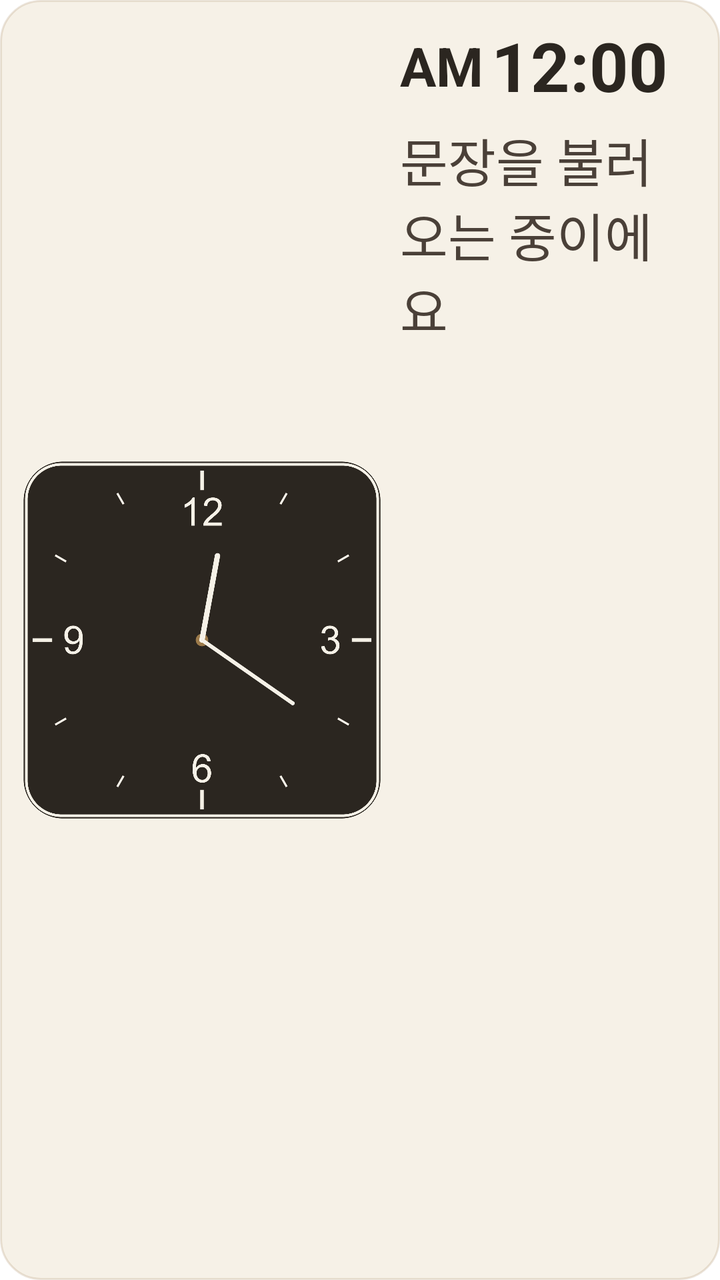
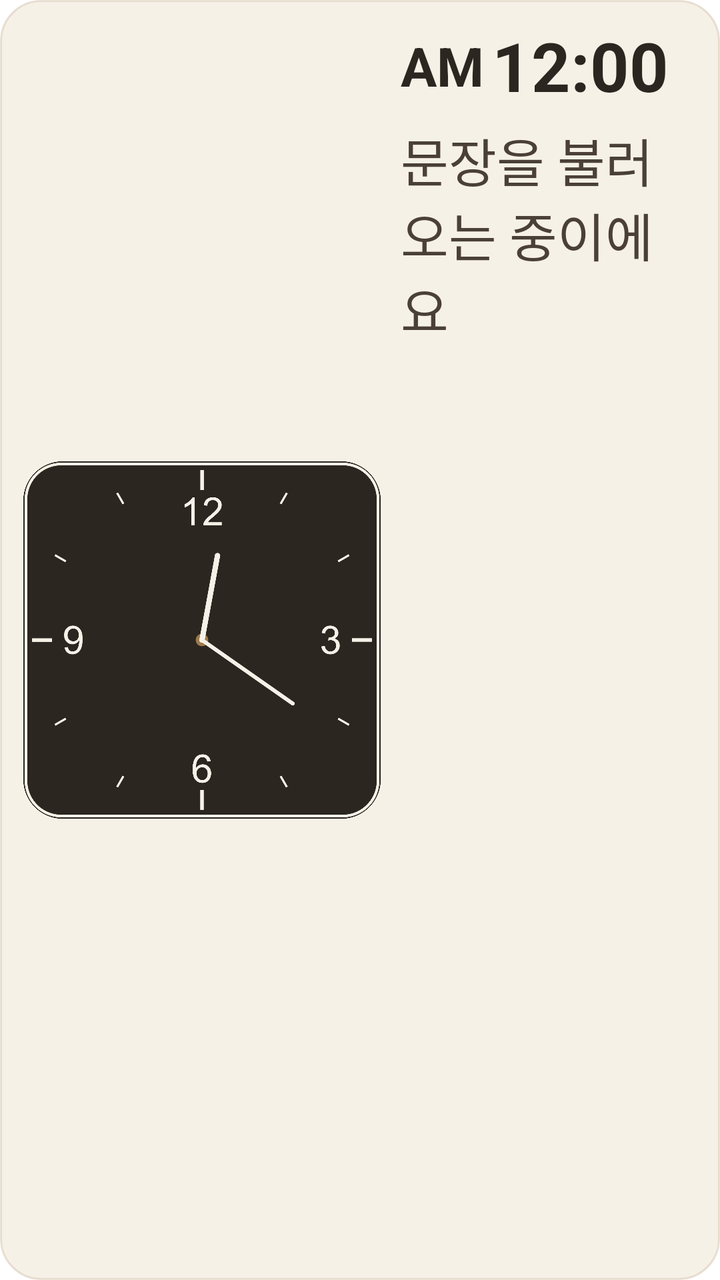

The first picture is an Android layout as it rendered before a commit; the second is the same layout after the commit. The layout source and the unified diff follow.
<!-- AndroidManifest.xml: fallback theme Theme.MaterialComponents.DayNight.NoActionBar -->
<!-- res/layout/widget_medium.xml -->
<?xml version="1.0" encoding="utf-8"?>
<LinearLayout xmlns:android="http://schemas.android.com/apk/res/android"
    android:id="@+id/widget_root"
    android:layout_width="match_parent"
    android:layout_height="match_parent"
    android:orientation="horizontal"
    android:gravity="center_vertical"
    android:background="@drawable/widget_background"
    android:padding="10dp">

    
    <FrameLayout
        android:layout_width="0dp"
        android:layout_height="match_parent"
        android:layout_weight="1">

        <AnalogClock
            android:id="@+id/widget_clock_analog"
            android:layout_width="match_parent"
            android:layout_height="match_parent"
            android:dial="@drawable/widget_clock_dial"
            android:hand_hour="@drawable/widget_clock_hand_hour"
            android:hand_minute="@drawable/widget_clock_hand_minute" />

        <ImageView
            android:id="@+id/widget_clock_hand_alarm"
            android:layout_width="match_parent"
            android:layout_height="match_parent"
            android:src="@drawable/widget_clock_hand_alarm"
            android:visibility="gone"
            android:contentDescription="@null" />

    </FrameLayout>

    <LinearLayout
        android:layout_width="150dp"
        android:layout_height="match_parent"
        android:layout_marginStart="8dp"
        android:orientation="vertical"
        android:gravity="center_vertical">

        
        <LinearLayout
            android:layout_width="wrap_content"
            android:layout_height="wrap_content"
            android:gravity="center_vertical">

            
            <TextView
                android:id="@+id/widget_meridiem"
                android:layout_width="wrap_content"
                android:layout_height="wrap_content"
                android:layout_marginEnd="4dp"
                android:text="AM"
                android:textSize="27sp"
                android:textStyle="bold"
                android:textColor="#2B2620" />

            <TextClock
                android:id="@+id/widget_clock_text"
                android:layout_width="wrap_content"
                android:layout_height="wrap_content"
                android:format12Hour="h:mm"
                android:format24Hour="h:mm"
                android:textSize="34sp"
                android:textStyle="bold"
                android:textColor="#2B2620" />

        </LinearLayout>

        
        <TextView
            android:id="@+id/widget_quote"
            android:layout_width="match_parent"
            android:layout_height="0dp"
            android:layout_weight="1"
            android:layout_marginTop="6dp"
            android:text="문장을 불러오는 중이에요"
            android:textColor="#4A4038"
            android:autoSizeTextType="uniform"
            android:autoSizeMinTextSize="8sp"
            android:autoSizeMaxTextSize="26sp"
            android:autoSizeStepGranularity="1sp" />

    </LinearLayout>

</LinearLayout>
<!-- resources referenced by this layout -->
<resources>
  <!-- drawable widget_background (drawable) -->
  <?xml version="1.0" encoding="utf-8"?>
  <shape xmlns:android="http://schemas.android.com/apk/res/android">
      <solid android:color="#F6F1E7" />
      <stroke android:width="1dp" android:color="#339C7A4A" />
      <corners android:radius="20dp" />
  </shape>
  <!-- drawable widget_clock_dial: png bitmap (drawable-xxxhdpi, 109927 bytes) -->
  <!-- drawable widget_clock_hand_alarm: png bitmap (drawable-xxxhdpi, 11423 bytes) -->
  <!-- drawable widget_clock_hand_hour: png bitmap (drawable-xxxhdpi, 12305 bytes) -->
  <!-- drawable widget_clock_hand_minute: png bitmap (drawable-xxxhdpi, 12108 bytes) -->
</resources>

<!-- the commit's change to res/layout/widget_medium.xml (unified diff, before → after) -->
@@ -12,7 +12,7 @@
     <FrameLayout
         android:layout_width="0dp"
         android:layout_height="match_parent"
-        android:layout_weight="1">
+        android:layout_weight="11">
 
         <AnalogClock
             android:id="@+id/widget_clock_analog"
@@ -33,8 +33,9 @@
     </FrameLayout>
 
     <LinearLayout
-        android:layout_width="150dp"
+        android:layout_width="0dp"
         android:layout_height="match_parent"
+        android:layout_weight="9"
         android:layout_marginStart="8dp"
         android:orientation="vertical"
         android:gravity="center_vertical">
